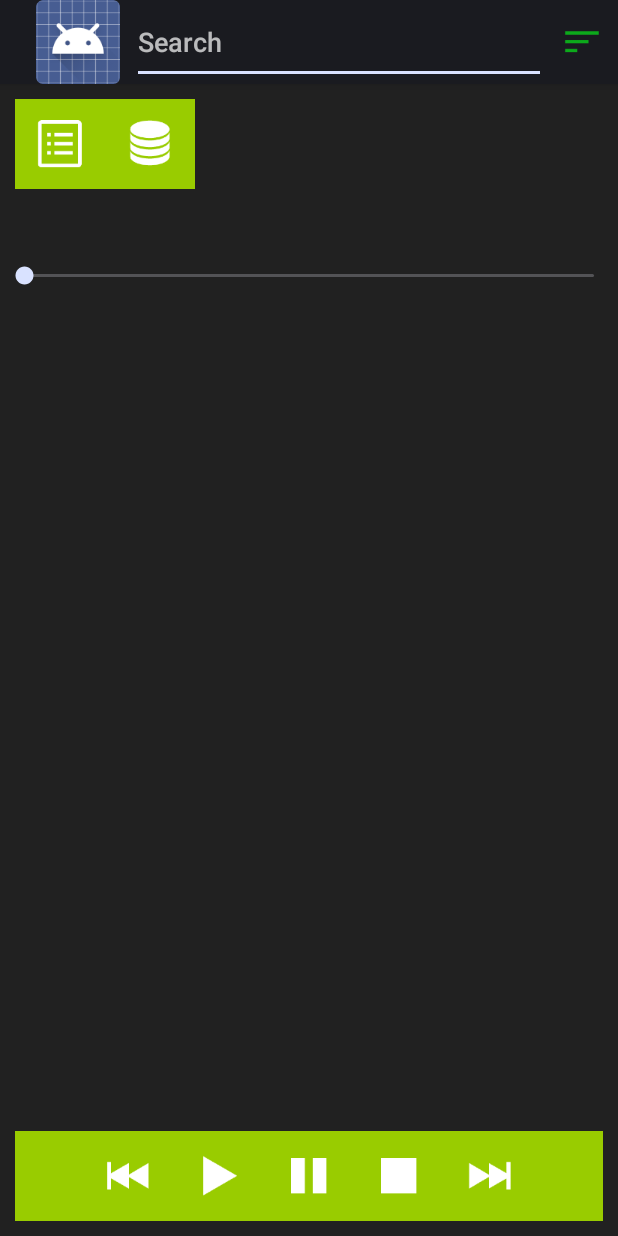
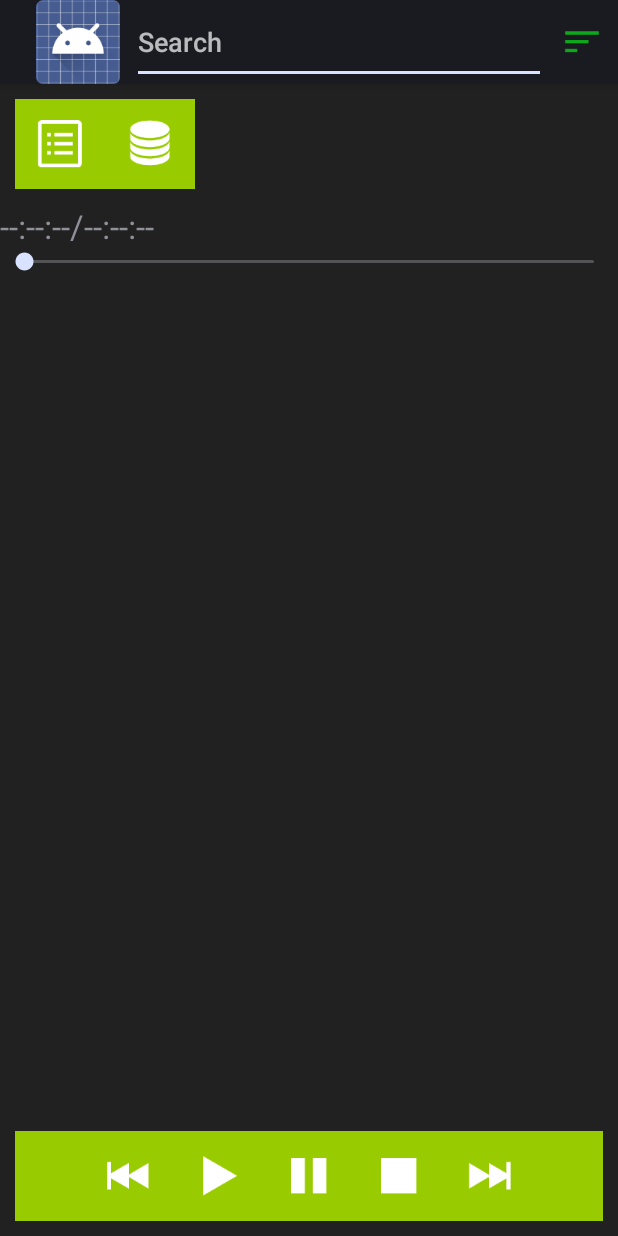
Before and after one commit to maxtat3/audioplayer-android, an Android app: the screen it shows after launch (MainActivity), on a phone screen of 412 x 824 dp. Run offline under Robolectric (Android 15) with nearby library versions, the phone set to English and light mode, and no system bars.

Commit message:
Improved playing/total time UI block.

```diff
--- a/app/src/main/res/layout/activity_main.xml
+++ b/app/src/main/res/layout/activity_main.xml
@@ -31,17 +31,38 @@
 
 	</LinearLayout>
 
+	<LinearLayout
+		android:layout_width="wrap_content"
+		android:layout_height="wrap_content"
+		android:orientation="horizontal"
+		>
+
 		<TextView
 			android:id="@+id/current_track_time"
 			android:layout_width="wrap_content"
 			android:layout_height="wrap_content"
+			android:textSize="22sp"
+			android:text="@string/time_not_played_pattern"
+			/>
+
+		<TextView
+			android:layout_width="wrap_content"
+			android:layout_height="wrap_content"
+			android:textSize="22sp"
+			android:text="@string/time_not_played_delimiter"
 			/>
 
 		<TextView
 			android:id="@+id/all_track_time"
 			android:layout_width="wrap_content"
 			android:layout_height="wrap_content"
+			android:textSize="22sp"
+			android:text="@string/time_not_played_pattern"
 			/>
+
+	</LinearLayout>
+
+
 
 	<SeekBar
 		android:id="@+id/sbar_track_progress"
--- a/app/src/main/res/values/strings.xml
+++ b/app/src/main/res/values/strings.xml
@@ -11,4 +11,6 @@
 	<string name="btn_select_all_files">Sel all</string>
 	<string name="btn_open_file_chooser">pl</string>
 	<string name="btn_extract_all_music">all</string>
+	<string name="time_not_played_pattern">--:--:--</string>
+	<string name="time_not_played_delimiter">/</string>
 </resources>
```
Lines whose indentation alone changed are shown as unchanged.
